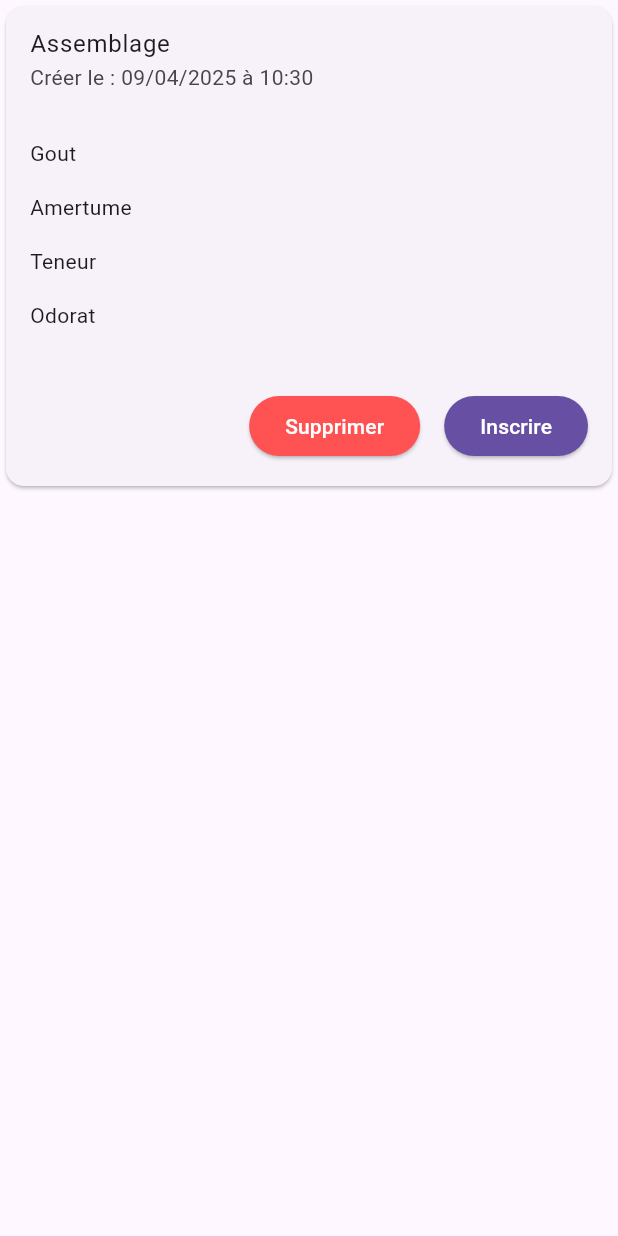
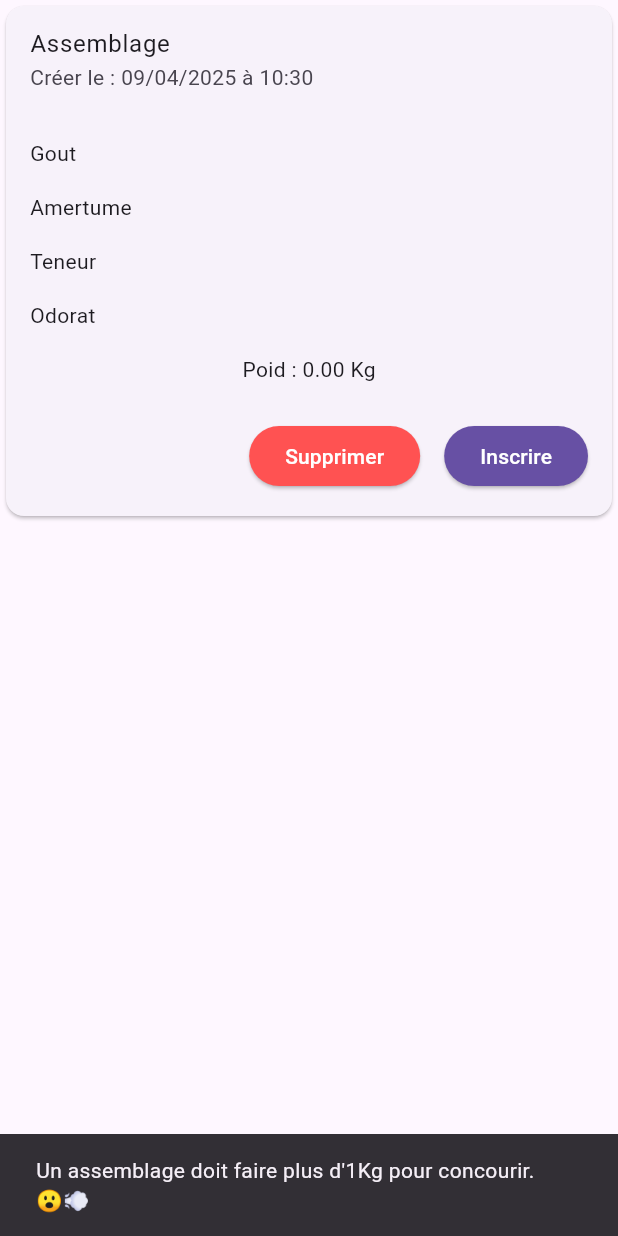
Before and after one commit to iDrack/kafe, a Flutter app: the AssemblageCard widget shown alone on an empty page, opened directly with empty values, after a tap on "Inscrire", on a phone screen of 412 x 824 dp. Run offline on Flutter 3.47's test engine with Material 3 defaults, Android fonts, the phone set to English and light mode, and no system bars; our stand-ins replace cloud_firestore, firebase_auth, firebase_core, flutter_hooks, flutter_riverpod, hooks_riverpod and 1 more; accounts and stored records are empty; generated files the repository leaves out were written again.

Commit message:
Ajout de la validation du poids pour l'inscription des assemblages, mise à jour de l'interface et des méthodes associées.

```diff
--- a/lib/providers/assemblage_stream_provider.dart
+++ b/lib/providers/assemblage_stream_provider.dart
@@ -1,5 +1,4 @@
 import 'package:cloud_firestore/cloud_firestore.dart';
-import 'package:firebase_core/firebase_core.dart';
 import 'package:flutter_riverpod/flutter_riverpod.dart';
 import 'package:kafe/models/assemblage.dart';
 
@@ -71,20 +70,20 @@ class AssemblageStreamNotifier extends StreamNotifier<List<Assemblage>> {
   }
 
   Future<void> setAssemblageInscrit(Assemblage assemblage) async {
-    Stream<QuerySnapshot<Map<String, dynamic>>> snapshots;
-    snapshots = FirebaseFirestore.instance
+    final snapshot =
+        await FirebaseFirestore.instance
             .collection('assemblages')
             .where('userId', isEqualTo: assemblage.userId)
             .where('inscrit', isEqualTo: true)
             .orderBy('createdAt', descending: false)
-            .snapshots();
+            .get();
 
-    if(!(await snapshots.isEmpty)) {
-      snapshots.map((snapshot) {
-        final oldInscrit = snapshot.docs.map((doc) => Assemblage.fromSnapshot(doc, doc.id)).first;
+    if (snapshot.docs.isNotEmpty) {
+      for (final doc in snapshot.docs) {
+        final oldInscrit = Assemblage.fromSnapshot(doc, doc.id);
         oldInscrit.inscrit = false;
         updateAssemblage(oldInscrit);
-      });
+      }
     }
 
     assemblage.inscrit = true;
--- a/lib/widgets/assemblages/assemblage_card.dart
+++ b/lib/widgets/assemblages/assemblage_card.dart
@@ -12,8 +12,18 @@ class AssemblageCard extends HookConsumerWidget {
 
   @override
   Widget build(BuildContext context, WidgetRef ref) {
-    void inscrire() {
-      ref.watch(assemblageStreamProvider.notifier).setAssemblageInscrit(assemblage);
+    void inscrire() async {
+      if(assemblage.poid < 1.00) {
+        ScaffoldMessenger.of(context).showSnackBar(
+          SnackBar(
+            content: Text(
+                "Un assemblage doit faire plus d'1Kg pour concourir. 😮‍💨"
+            ),
+          ),
+        );
+      } else {
+        await ref.watch(assemblageStreamProvider.notifier).setAssemblageInscrit(assemblage);
+      }
     }
 
     void supprimer() async {
@@ -64,6 +74,7 @@ class AssemblageCard extends HookConsumerWidget {
                   }).toList(),
             ),
           ),
+          Text("Poid : ${assemblage.poid.toStringAsFixed(2)} Kg"),
           SizedBox(height: 16.0),
           Padding(
             padding: const EdgeInsets.symmetric(horizontal: 8.0),
--- a/lib/widgets/inscrit/assemblage_inscrit_card.dart
+++ b/lib/widgets/inscrit/assemblage_inscrit_card.dart
@@ -13,10 +13,6 @@ import 'package:flutter/material.dart';
 
               @override
               Widget build(BuildContext context, WidgetRef ref) {
-                void inscrire() {
-                  ref.watch(assemblageStreamProvider.notifier).setAssemblageInscrit(assemblage);
-                }
-
                 void supprimer() async {
                   final bool? confirmed = await showDialog<bool>(
                     context: context,
@@ -64,6 +60,7 @@ import 'package:flutter/material.dart';
                           }).toList(),
                         ),
                       ),
+                      Text("Poid : ${assemblage.poid.toStringAsFixed(2)} Kg"),
                       SizedBox(height: 16.0),
                       Padding(
                         padding: const EdgeInsets.symmetric(horizontal: 8.0),
```
